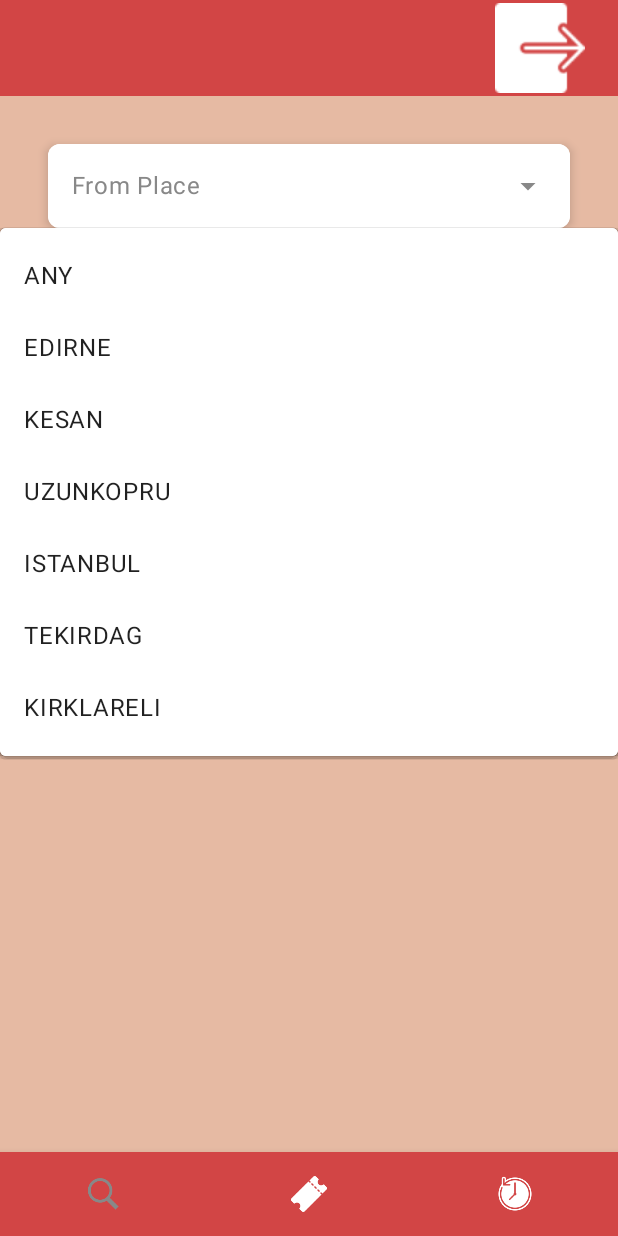
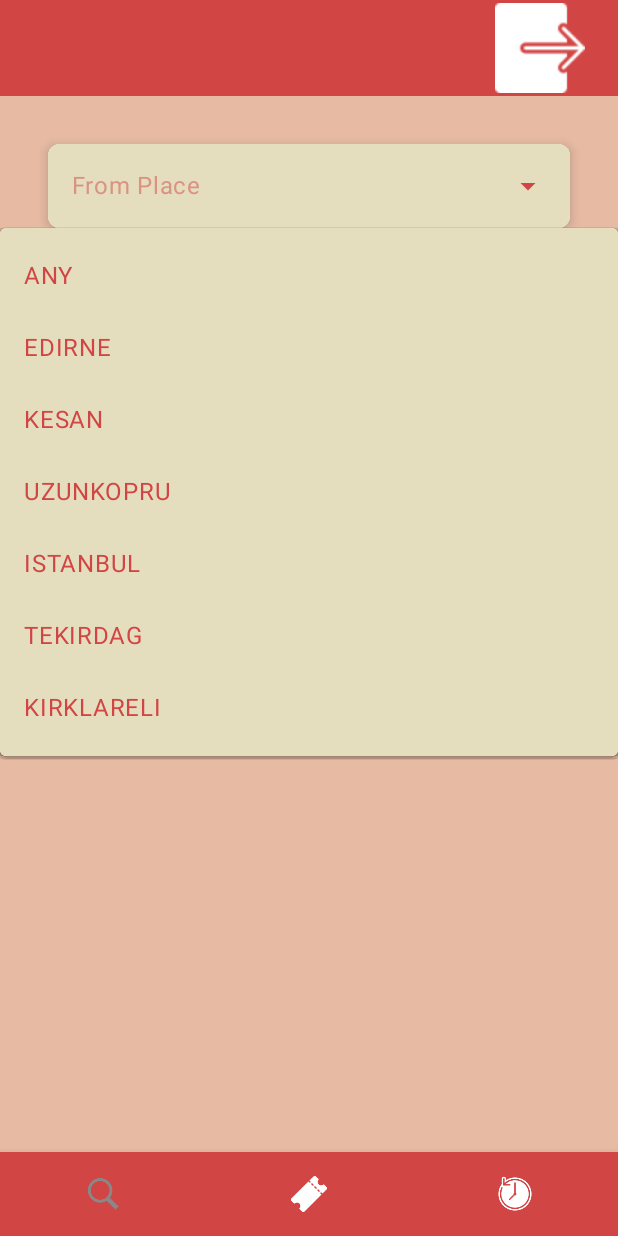
Before and after one commit to akdenizcse/cse-234-term-project-cse234_vehicleticket, an Android app built with Jetpack Compose: the HomeScreen screen opened through its navigation route, after a tap on "From Place", on a phone screen of 412 x 824 dp. Run offline under Robolectric (Android 15) with nearby library versions, the phone set to English and light mode, and no system bars; our stand-ins replace Firebase (no records; nobody signed in at launch, a user with empty details on screens opened directly).

Commit message:
Drowpdown menu has been implemented

```diff
--- a/app/src/main/java/com/example/vehicletickettermproject/components/PlaceDropdownMenu.kt
+++ b/app/src/main/java/com/example/vehicletickettermproject/components/PlaceDropdownMenu.kt
@@ -25,7 +25,9 @@ import androidx.compose.runtime.setValue
 import androidx.compose.ui.Alignment
 import androidx.compose.ui.Modifier
 import androidx.compose.ui.graphics.Color
+import androidx.compose.ui.res.colorResource
 import androidx.compose.ui.unit.dp
+import com.example.vehicletickettermproject.R
 
 @Composable
 fun PlaceDropdownMenu(
@@ -49,7 +51,7 @@ fun PlaceDropdownMenu(
         ) {
             Box(
                 modifier = Modifier
-                    .background(Color.White)
+                    .background(colorResource(id = R.color.alternative))
                     .padding(16.dp)
             ) {
                 Row(
@@ -59,12 +61,12 @@ fun PlaceDropdownMenu(
                         text = selectedPlace ?: label,
                         modifier = Modifier.weight(1f),
                         style = MaterialTheme.typography.body1,
-                        color = if (selectedPlace == null) Color.Gray else Color.Black
+                        color = if (selectedPlace == null) colorResource(id = R.color.primary).copy(0.5f) else colorResource(id = R.color.primary)
                     )
                     Icon(
                         imageVector = Icons.Filled.ArrowDropDown,
                         contentDescription = null,
-                        tint = Color.Gray
+                        tint = colorResource(id = R.color.primary)
                     )
                 }
             }
@@ -75,14 +77,17 @@ fun PlaceDropdownMenu(
             onDismissRequest = { expanded = false },
             modifier = Modifier
                 .fillMaxWidth()
-                .background(Color.White)
+                .background(colorResource(id = R.color.alternative))
         ) {
             (listOf("ANY") + allPlaces).forEach { item ->
                 DropdownMenuItem(onClick = {
                     onPlaceSelected(if (item == "ANY") null else item)
                     expanded = false
                 }) {
-                    Text(text = item, style = MaterialTheme.typography.body1)
+                    Text(text = item,
+                        style = MaterialTheme.typography.body1,
+                        color = colorResource(id = R.color.primary)
+                    )
                 }
             }
         }
```
Also changed, not shown: app/src/main/res/drawable/sort_down.png (added).
